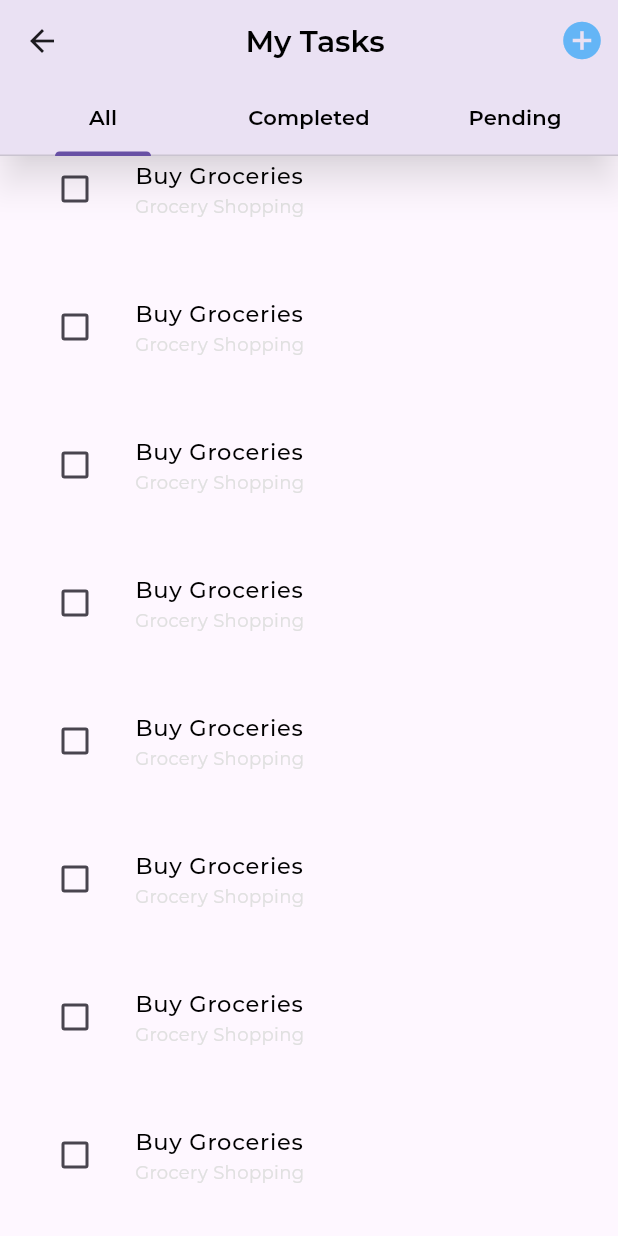
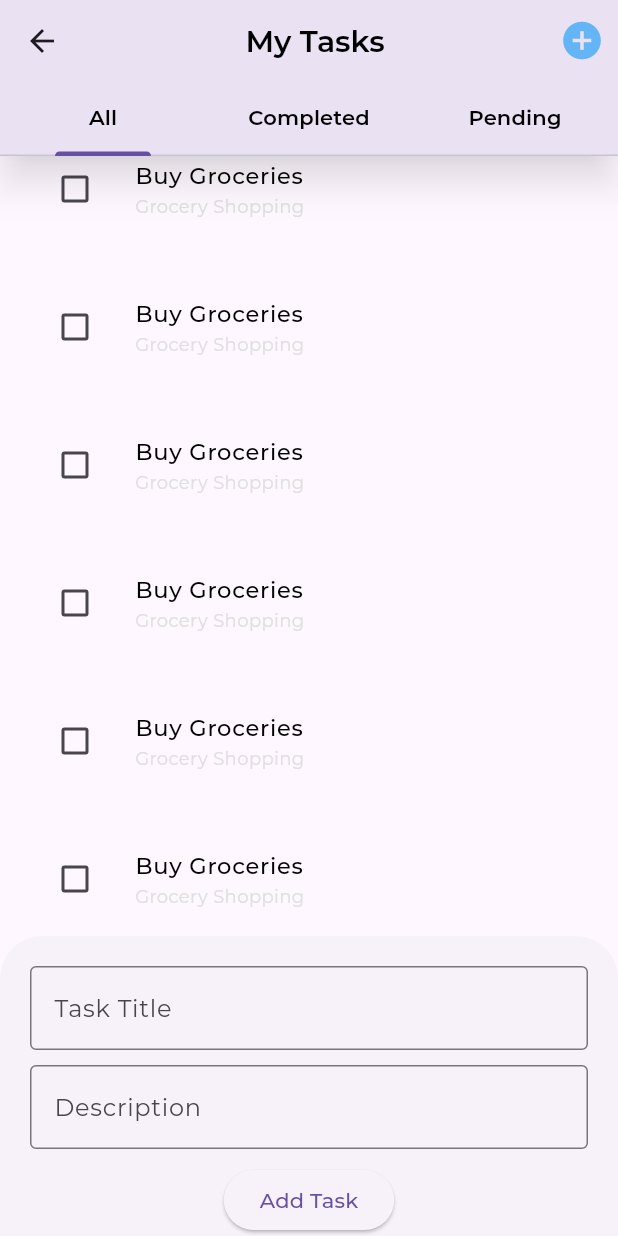
Before and after one commit to Adevictorolu/flutter_application_8, a Flutter app: the TodaScreen screen opened by its route, scrolled down 576 dp, after a tap on the "add circle" icon, on a phone screen of 412 x 824 dp. Run offline on Flutter 3.47's test engine with Material 3 defaults, Android fonts, the phone set to English and light mode, and no system bars; our stand-ins replace flutter_svg; project files that could hold a hidden picture were left out.

Commit message:
Added Now

```diff
--- a/lib/todo.dart
+++ b/lib/todo.dart
@@ -17,14 +17,21 @@ class _TodaScreenState extends State<TodaScreen> {
   // }
   GlobalKey<ScaffoldState> scaffoldKey = GlobalKey<ScaffoldState>();
   bool _isChecked = false;
+  final TextEditingController _taskTitleController = TextEditingController();
+  final TextEditingController _taskDescriptionController = TextEditingController();
+  final List<Map<String, dynamic>> _tasks = [
+
+  ];
 
   Widget a() {
     return ListTile(
       title: Text(
         'Buy Groceries',
         style: TextStyle(
+          decoration: _isChecked ? TextDecoration.lineThrough : TextDecoration.none,
           color: Colors.black,
           fontSize: 15,
+
           fontWeight: FontWeight.w500,
         ),
       ),
@@ -105,9 +112,7 @@ class _TodaScreenState extends State<TodaScreen> {
           actions: [
             IconButton(
               onPressed: () {
-                showBottomSheet(
-                  context: context,
-                  builder: (context) {
+                scaffoldKey.currentState?.showBottomSheet((context) {
                   return Container(
                     padding: EdgeInsets.all(20),
                     height: 200,
@@ -115,6 +120,8 @@ class _TodaScreenState extends State<TodaScreen> {
                       mainAxisAlignment: MainAxisAlignment.center,
                         children: [
                         TextField(
+                          controller: _taskTitleController,
+                          maxLines: 1,
                           decoration: InputDecoration(
                           labelText: 'Task Title',
                           border: OutlineInputBorder(),
@@ -122,6 +129,7 @@ class _TodaScreenState extends State<TodaScreen> {
                         ),
                         SizedBox(height: 10),
                         TextField(
+                          controller: _taskDescriptionController,
                           decoration: InputDecoration(
                           labelText: 'Description',
                           border: OutlineInputBorder(),
@@ -130,15 +138,27 @@ class _TodaScreenState extends State<TodaScreen> {
                         SizedBox(height: 10),
                         ElevatedButton(
                           onPressed: () {
+                          String title = _taskTitleController.text.trim();
+                          String description = _taskDescriptionController.text.trim();
+                          if (title.isNotEmpty) {
+                            setState(() {
+                            _tasks.add({
+                              'title': title,
+                              'description': description,
+                              'completed': false,
+                            });
+                            });
+                            _taskTitleController.clear();
+                            _taskDescriptionController.clear();
                             Navigator.pop(context);
+                          }
                           },
                           child: Text('Add Task'),
                         ),
                       ],
                     ),
                   );
-                  },
-                );
+                });
               },
               icon: Icon(
                 Icons.add_circle_outlined,
@@ -152,10 +172,12 @@ class _TodaScreenState extends State<TodaScreen> {
         ),
         body: TabBarView(
           children: [
-            ListView.builder(
+            Container(
+              child: ListView.builder(
                 itemBuilder: (context, index) {
                   return Container(padding: EdgeInsets.all(10), child: a());
                 },
+              ),
             ),
             ListView.builder(
               itemBuilder: (context, index) {
```
Lines whose indentation alone changed are shown as unchanged.
